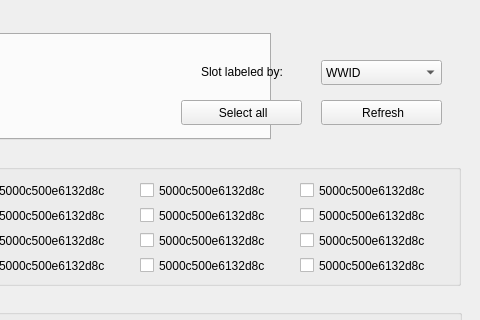
Above: widget.ui from JuihoChen/myDino before the change; both pictures show x 679 to 1159 and y 0 to 320 of the 1159 by 841 pixel window. Below: the same form after it.
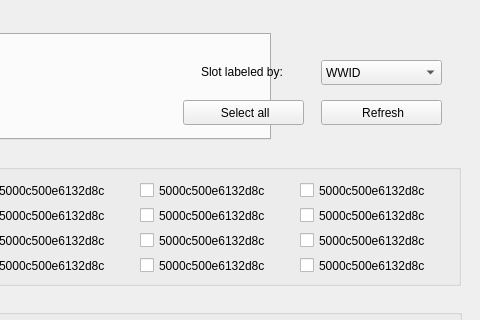
That is the form after the change. Icons and pictures are not drawn.

The edit to the form file:
```diff
--- a/widget.ui
+++ b/widget.ui
@@ -2369,7 +2369,7 @@
   <widget class="QPushButton" name="btnSelectAll">
    <property name="geometry">
     <rect>
-     <x>860</x>
+     <x>862</x>
      <y>100</y>
      <width>121</width>
      <height>25</height>
```
